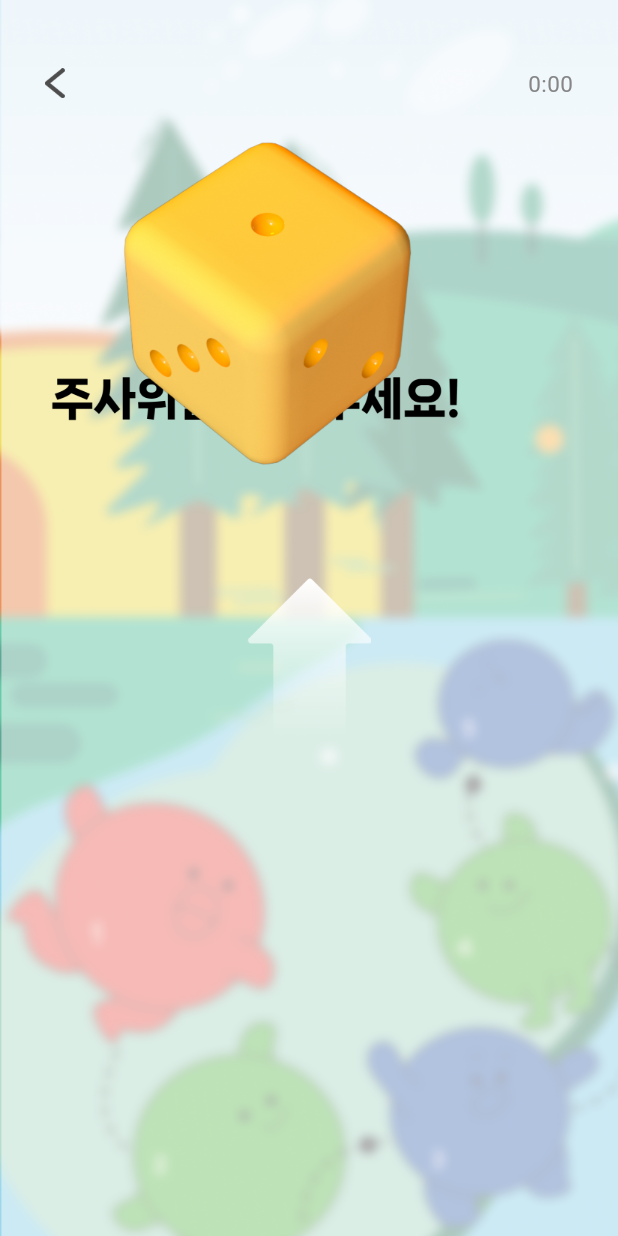
After one commit to KIDING-2023/KIDING_Frontend_Flutter, a Flutter app: the KikisdayDiceScreen screen opened directly, on a phone screen of 412 x 824 dp. The commit adds this screen. Run offline on Flutter 3.47's test engine with Material 3 defaults, Android fonts, the light colour scheme and no system bars; Roboto replaces fonts that are missing (Nanum).

Commit message:
FEAT: 키키의 하루 튜토리얼 주사위 (수정중)

```diff
--- /dev/null
+++ b/lib/screen/kikisday/kikisday_dice_screen.dart
@@ -0,0 +1,98 @@
+import 'package:flutter/material.dart';
+import 'package:provider/provider.dart';
+import '../../model/timer_model.dart';
+
+class KikisdayDiceScreen extends StatefulWidget {
+  @override
+  _KikisdayDiceScreenState createState() => _KikisdayDiceScreenState();
+}
+
+class _KikisdayDiceScreenState extends State<KikisdayDiceScreen> {
+  bool _showGif = false; // 주사위 GIF를 표시할지 여부를 결정하는 플래그
+
+  @override
+  Widget build(BuildContext context) {
+    return Scaffold(
+      body: Container(
+        decoration: BoxDecoration(
+          image: DecorationImage(
+            image: AssetImage('assets/kikisday/kikisday_dice_bg.png'),
+            fit: BoxFit.cover,
+          ),
+        ),
+        child: GestureDetector(
+          onVerticalDragUpdate: (details) {
+            // 사용자가 아래에서 위로 스와이프할 경우 GIF 애니메이션을 표시합니다.
+            if (details.primaryDelta! < 0 && !_showGif) {
+              setState(() {
+                _showGif = true;
+              });
+              Future.delayed(Duration(milliseconds: 500), () {
+                // GIF 애니메이션 재생 완료 후 다음 액션 수행 (예시: 새 화면으로 이동)
+              });
+            }
+          },
+          child: Column(
+            children: <Widget>[
+              Padding(
+                padding:
+                    const EdgeInsets.only(top: 45.0, left: 30.0, right: 30.0),
+                child: Row(
+                  mainAxisAlignment: MainAxisAlignment.spaceBetween,
+                  children: [
+                    GestureDetector(
+                      onTap: () => Navigator.pop(context),
+                      child: Image.asset(
+                          'assets/kikisday/kikisday_back_btn.png',
+                          width: 13.16,
+                          height: 20.0),
+                    ),
+                    Consumer<TimerModel>(
+                      // TimerModel의 현재 시간을 소비합니다.
+                      builder: (context, timer, child) => Text(
+                        timer.formattedTime, // TimerModel로부터 현재 시간을 가져옵니다.
+                        style: TextStyle(
+                          fontFamily: 'Nanum',
+                          fontSize: 15,
+                          color: Color(0xFF868686),
+                        ),
+                      ),
+                    ),
+                  ],
+                ),
+              ),
+              Expanded(
+                child: Stack(
+                  //mainAxisAlignment: MainAxisAlignment.center,
+                  children: <Widget>[
+                    Positioned(
+                      top: 50,
+                      child: Image.asset('assets/kikisday/kikisday_dice_text.png',
+                          width: 339.79, height: 169.78),
+                    ),
+                    Align(
+                      alignment: Alignment.center,
+                      child: Visibility(
+                        visible: !_showGif, // GIF가 표시되지 않을 때만 swipe 이미지를 보여줍니다.
+                        child: Padding(
+                          padding: const EdgeInsets.only(top: 19.89),
+                          child: Image.asset('assets/kikisday/dice_swipe.png',
+                              width: 87.87, height: 139.91),
+                        ),
+                      ),
+                    ),
+                    _showGif
+                        ? Image.asset(
+                            'assets/kikisday/dice1.gif') // 주사위 GIF 애니메이션
+                        : Image.asset('assets/kikisday/dice_img3.png',
+                            width: 360, height: 266.68), // 정적 주사위 이미지
+                  ],
+                ),
+              ),
+            ],
+          ),
+        ),
+      ),
+    );
+  }
+}
--- a/lib/screen/kikisday/kikisday_tutorial2_screen.dart
+++ b/lib/screen/kikisday/kikisday_tutorial2_screen.dart
@@ -1,4 +1,5 @@
 import 'package:flutter/material.dart';
+import 'package:kiding/screen/kikisday/kikisday_dice_screen.dart';
 import 'package:provider/provider.dart';
 
 import '../../model/timer_model.dart';
@@ -57,11 +58,11 @@ class _KikisdayTutorial2ScreenState extends State<KikisdayTutorial2Screen> {
                     Image.asset('assets/kikisday/kikisday_tutorial2_ch.png', width: 360, height: 302.53),
                     GestureDetector(
                       onTap: () {
-                        // // 튜토리얼2로 이동
-                        // Navigator.push(
-                        //   context,
-                        //   MaterialPageRoute(builder: (context) => KikisdayTutorial2Screen()),
-                        // );
+                        // 주사위 화면으로 이동
+                        Navigator.push(
+                          context,
+                          MaterialPageRoute(builder: (context) => KikisdayDiceScreen()),
+                        );
                       },
                       child: Image.asset('assets/kikisday/kikisday_ok_btn.png', width: 322.07, height: 44.75),
                     ),
```
Also changed, not shown: assets/kikisday/dice1.gif (added), assets/kikisday/dice_img3.png (added), assets/kikisday/dice_swipe.png (added), assets/kikisday/kikisday_dice_bg.png (added), assets/kikisday/kikisday_dice_text.png (added).
